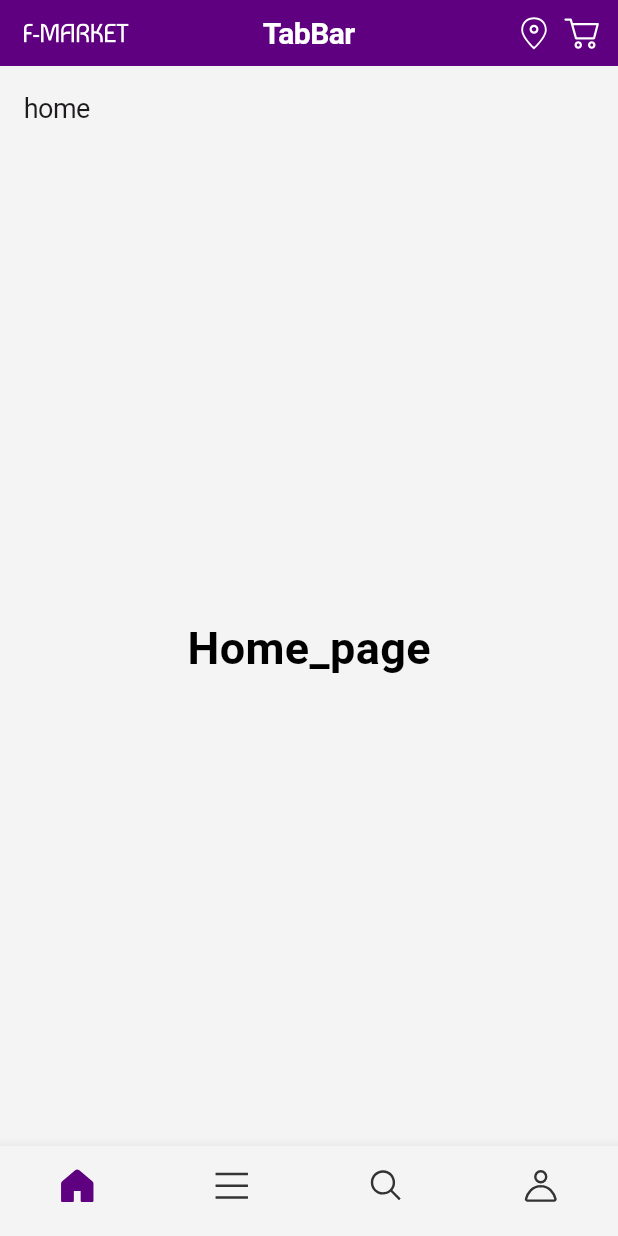
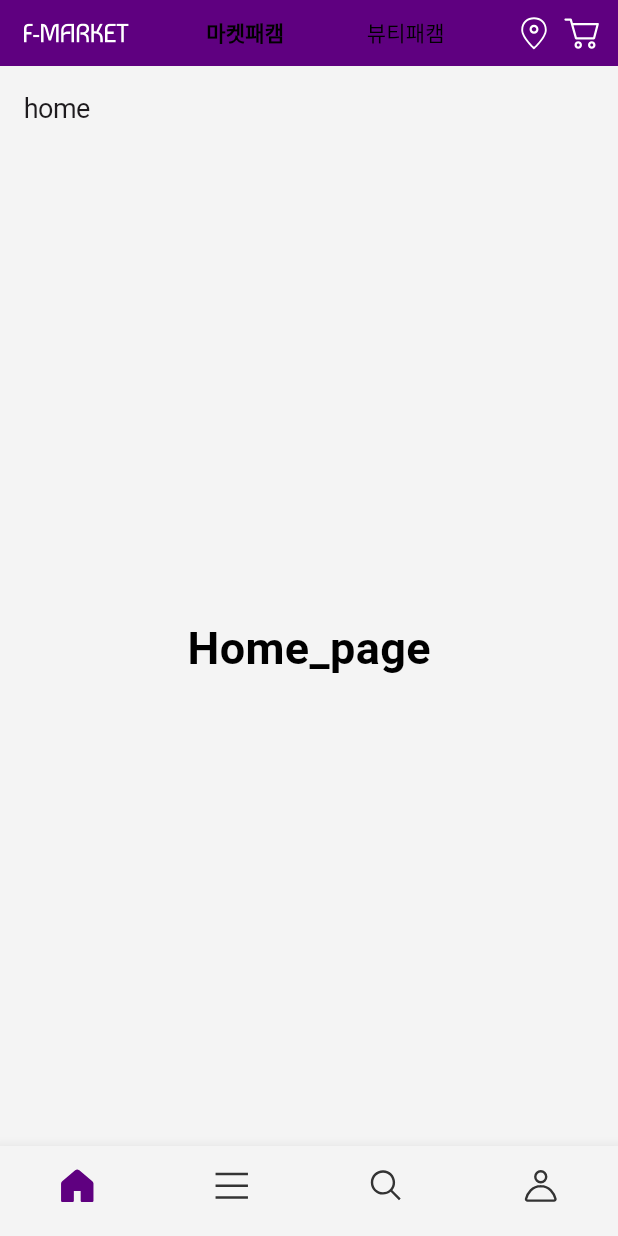
Before and after one commit to eunhyeong99/e_commerce_app, a Flutter app: the screen it shows after launch, on a phone screen of 412 x 824 dp. Run offline on Flutter 3.47's test engine with Material 3 defaults, Android fonts, the phone set to English and light mode, and no system bars; our stand-ins replace dio, flutter_bloc, flutter_svg, go_router, logger; Roboto replaces fonts that are missing (Pretendard).

Commit message:
feat: AppBar Cubit 개발

```diff
--- a/lib/presentation/pages/main/components/top_app_bar/home_app_bar.dart
+++ b/lib/presentation/pages/main/components/top_app_bar/home_app_bar.dart
@@ -1,4 +1,8 @@
+import 'package:e_commerce_app/core/theme/custom/custom_theme.dart';
+import 'package:e_commerce_app/core/utils/constant.dart';
+import 'package:e_commerce_app/presentation/pages/main/cubit/mall_type_cubit.dart';
 import 'package:flutter/material.dart';
+import 'package:flutter_bloc/flutter_bloc.dart';
 import 'package:flutter_svg/svg.dart';
 
 import '../../../../../core/theme/constant/app_icons.dart';
@@ -8,24 +12,44 @@ class HomeAppBar extends StatelessWidget {
 
   @override
   Widget build(BuildContext context) {
-    return Container(
-      color: Theme.of(context).colorScheme.primary,
+    return BlocBuilder<MallTypeCubit, MallType>(builder: (_, state) {
+      return AnimatedContainer(
+        duration: Duration(milliseconds: 400),
+        color: (state.isMarket)
+            ? Theme.of(context).colorScheme.primary
+            : Theme.of(context).colorScheme.background,
         padding: const EdgeInsets.symmetric(vertical: 6, horizontal: 8),
         child: AppBar(
           backgroundColor: Colors.transparent,
           centerTitle: true,
-        title: Text(
-          'TabBar',
-          style: TextStyle(
-            fontWeight: FontWeight.bold,
-            fontSize: 20,
-            color: Colors.white,
+          title: DefaultTabController(
+            initialIndex: state.index,
+            length: MallType.values.length,
+            child: TabBar(
+              onTap: (index) =>
+                  context.read<MallTypeCubit>().changeIndex(index),
+              labelColor: Colors.black,
+              unselectedLabelColor: Colors.black,
+              tabs: List.generate(
+                MallType.values.length,
+                (index) => Tab(
+                  text: MallType.values[index].toName,
+                ),
+              ),
             ),
           ),
           leadingWidth: 86,
           leading: Padding(
             padding: const EdgeInsets.all(8.0),
-          child: SvgPicture.asset(AppIcons.mainLogo),
+            child: SvgPicture.asset(
+              AppIcons.mainLogo,
+              colorFilter: ColorFilter.mode(
+                state.isMarket
+                    ? Theme.of(context).colorScheme.onPrimary
+                    : Theme.of(context).colorScheme.primary,
+                BlendMode.srcIn,
+              ),
+            ),
           ),
           actions: [
             Padding(
@@ -33,7 +57,9 @@ class HomeAppBar extends StatelessWidget {
               child: SvgPicture.asset(
                 AppIcons.location,
                 colorFilter: ColorFilter.mode(
-                Theme.of(context).colorScheme.background,
+                  state.isMarket
+                      ? Theme.of(context).colorScheme.background
+                      : Theme.of(context).colorScheme.contentPrimary,
                   BlendMode.srcIn,
                 ),
               ),
@@ -43,7 +69,9 @@ class HomeAppBar extends StatelessWidget {
               child: SvgPicture.asset(
                 AppIcons.cart,
                 colorFilter: ColorFilter.mode(
-                Theme.of(context).colorScheme.background,
+                  state.isMarket
+                      ? Theme.of(context).colorScheme.background
+                      : Theme.of(context).colorScheme.contentPrimary,
                   BlendMode.srcIn,
                 ),
               ),
@@ -51,5 +79,6 @@ class HomeAppBar extends StatelessWidget {
           ],
         ),
       );
+    });
   }
 }
--- a/lib/presentation/pages/main/components/top_app_bar/top_app_bar.dart
+++ b/lib/presentation/pages/main/components/top_app_bar/top_app_bar.dart
@@ -13,7 +13,7 @@ class TopAppBar extends StatelessWidget implements PreferredSizeWidget {
       builder: (_, state) {
         switch (state) {
           case BottomNav.home:
-            return const HomeAppBar();
+            return HomeAppBar();
           case BottomNav.category:
           case BottomNav.search:
           case BottomNav.user:
--- /dev/null
+++ b/lib/presentation/pages/main/cubit/mall_type_cubit.dart
@@ -0,0 +1,27 @@
+import 'package:flutter_bloc/flutter_bloc.dart';
+
+enum MallType {
+  market,
+  beauty,
+}
+
+class MallTypeCubit extends Cubit<MallType> {
+  MallTypeCubit() : super(MallType.market);
+
+  void changeIndex(int index) => emit(MallType.values[index]);
+}
+
+extension MallTypeX on MallType {
+  String get toName {
+    switch (this) {
+      case MallType.market:
+        return '마켓패캠';
+      case MallType.beauty:
+        return '뷰티패캠';
+    }
+  }
+
+  bool get isMarket => this == MallType.market;
+
+  bool get isBeauty => this == MallType.beauty;
+}
--- a/lib/presentation/pages/main/main_screen.dart
+++ b/lib/presentation/pages/main/main_screen.dart
@@ -1,8 +1,8 @@
-import 'package:e_commerce_app/core/theme/constant/app_icons.dart';
 import 'package:e_commerce_app/presentation/pages/category/category_page.dart';
 import 'package:e_commerce_app/presentation/pages/home/components/home_page.dart';
 import 'package:e_commerce_app/presentation/pages/main/components/top_app_bar/top_app_bar.dart';
 import 'package:e_commerce_app/presentation/pages/main/cubit/bottom_nav_cubit.dart';
+import 'package:e_commerce_app/presentation/pages/main/cubit/mall_type_cubit.dart';
 import 'package:e_commerce_app/presentation/pages/serach/search_page.dart';
 import 'package:e_commerce_app/presentation/pages/user/user_page.dart';
 import 'package:flutter/material.dart';
@@ -14,8 +14,11 @@ class MainScreen extends StatelessWidget {
 
   @override
   Widget build(BuildContext context) {
-    return BlocProvider(
-      create: (_) => BottomNavCubit(),
+    return MultiBlocProvider(
+      providers: [
+        BlocProvider(create: (_) => BottomNavCubit()),
+        BlocProvider(create: (_) => MallTypeCubit()),
+      ],
       child: const MainScreenView(),
     );
   }
--- a/pubspec.yaml
+++ b/pubspec.yaml
@@ -19,6 +19,9 @@ dependencies:
   go_router: ^14.8.1
   flutter_svg: ^2.0.17
   flutter_bloc: ^9.1.0
+  intl: ^0.20.2
+  logger: ^2.5.0
+  dio: ^5.8.0+1
 
 dev_dependencies:
   flutter_test:
```
Also changed, not shown: lib/core/utils/constant.dart (+12 -12 lines), lib/core/utils/exception/common_exception.dart (+39 -37 lines), lib/core/utils/logger.dart (+5 -5 lines), lib/core/utils/rest_client/rest_client.dart (+13 -13 lines), lib/presentation/pages/main/components/top_app_bar/default_app_bar.dart (+14 -5 lines), pubspec.lock, 4 other files. Lines whose indentation alone changed are shown as unchanged.
